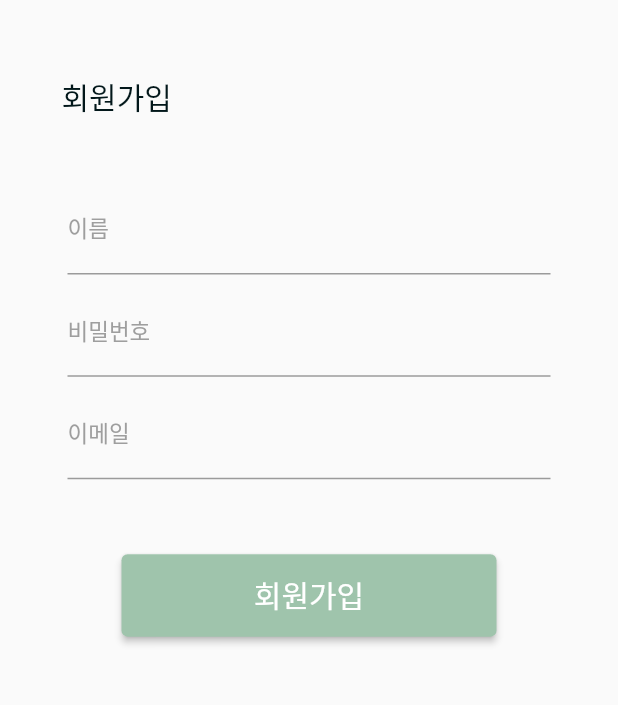
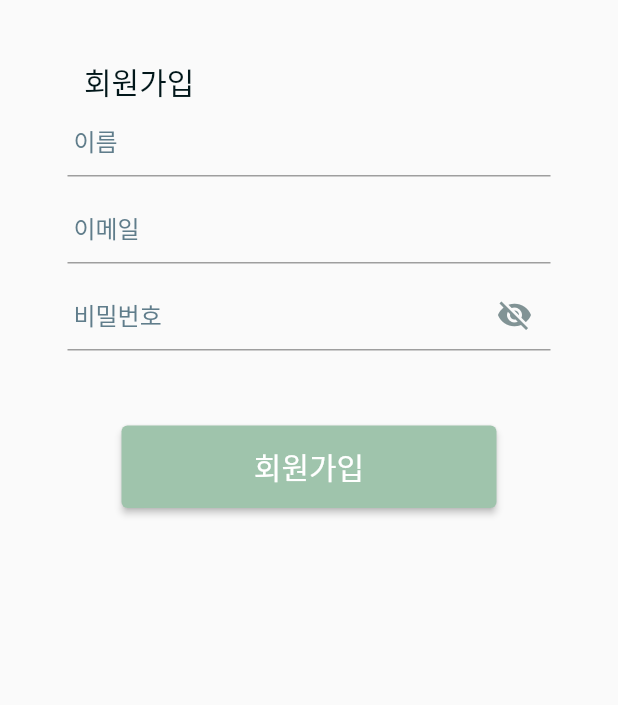
Before and after one commit to IPL-2021conf/Image_Private_bLur_, a Flutter app: the sign_up screen opened directly, on a phone screen of 412 x 824 dp, the part 245-950 px from its top. Run offline on Flutter 3.47's test engine with Material 2 defaults, Android fonts, the light colour scheme and no system bars; missing offline and left inert: dart:ffi; accounts and stored records are empty.

Commit message:
Add_jiyoon_SignUp

```diff
--- a/lib/screens/login.dart
+++ b/lib/screens/login.dart
@@ -186,8 +186,9 @@ class _login extends State<login> {
                                     MaterialPageRoute(
                                         builder: (context) => home()));
                               } else {
+                                print(value.error);
                                 final snackBar = SnackBar(
-                                  content: Text(value.error),
+                                  content: Text("로그인 실패"),
                                 );
                                 scaffoldKey.currentState!
                                     .showSnackBar(snackBar);
--- a/lib/screens/sign_up.dart
+++ b/lib/screens/sign_up.dart
@@ -1,78 +1,190 @@
 import 'package:flutter/material.dart';
+import '../api_service.dart';
+import '../user_model.dart';
 
 class sign_up extends StatefulWidget {
-
   @override
   _sign_up createState() => _sign_up();
 }
+
 class _sign_up extends State<sign_up> {
+  GlobalKey<FormState> globalFormKey = new GlobalKey<FormState>();
+  bool hidePassWord = true;
+  String userName = '', email = '', password = '';
+  bool isApiCallProcess = false;
+  late SignUpRequesetModel requesetModel;
   @override
   Widget build(BuildContext context) {
     return Scaffold(
       body: SingleChildScrollView(
-        child: Column(
-          children: [
-            SizedBox(height: 15,),
+        child: Column(children: [
+          SizedBox(
+            height: 15,
+          ),
           Container(
-              child: Row(children:[IconButton(
+            child: Row(children: [
+              IconButton(
                 iconSize: 50,
                 icon: Icon(Icons.navigate_before),
-            onPressed: () {Navigator.pop(context);})]),),
+                onPressed: () {
+                  Navigator.pop(context);
+                },
+              ),
+            ]),
+          ),
           Center(
-              child: Image(image: AssetImage('images/logo1.png'),),
+            child: Image(
+              image: AssetImage('images/logo1.png'),
             ),
-            SizedBox(height: 50,),
+          ),
+          SizedBox(
+            height: 40,
+          ),
           Container(
             width: 350,
             child: Row(
               children: [
-                  SizedBox(width: 10,),
-                  Text("회원가입", style: const TextStyle(
-                    color: const Color(0xff02171a),
-                    fontSize: 20),
+                SizedBox(
+                  width: 25,
+                ),
+                Text("회원가입",
+                    style: const TextStyle(
+                        color: const Color(0xff02171a), fontSize: 20),
                     textAlign: TextAlign.left),
-                ],),
+              ],
+            ),
           ),
           Form(
+            key: globalFormKey,
             child: Theme(
               data: ThemeData(
                 primaryColor: Color(0xff819395),
                 inputDecorationTheme: InputDecorationTheme(
-                    labelStyle:TextStyle(color: Colors.grey, fontSize: 15))),
+                  labelStyle: TextStyle(color: Colors.grey, fontSize: 15),
+                ),
+              ),
               child: Container(
-                      padding: EdgeInsets.all(45.0),
+                padding: EdgeInsets.only(left: 45, right: 45),
                 child: Column(
                   children: <Widget>[
-                          TextField(
-                            decoration: InputDecoration(labelText: '이름'),
+                    TextFormField(
+                      cursorColor: Colors.grey,
                       keyboardType: TextInputType.text,
+                      onSaved: (input) => requesetModel.user = input!,
+                      validator: (input) =>
+                          input!.length < 2 ? "2자 이상 적어주세요" : null,
+                      decoration: new InputDecoration(
+                        hintText: " 이름",
+                        hintStyle: TextStyle(color: Colors.blueGrey),
+                        enabledBorder: UnderlineInputBorder(
+                          borderSide: BorderSide(
+                            color: Colors.grey,
                           ),
-                          SizedBox(height:10),
-                          TextField(
-                            decoration: InputDecoration(labelText: '비밀번호'),
+                        ),
+                        focusedBorder: UnderlineInputBorder(
+                          borderSide: BorderSide(
+                            color: Colors.black,
+                          ),
+                        ),
+                      ),
+                    ),
+                    SizedBox(height: 10),
+                    TextFormField(
+                      cursorColor: Colors.grey,
                       keyboardType: TextInputType.text,
-                            obscureText: true,
+                      onSaved: (input) => requesetModel.email = input!,
+                      validator: (input) =>
+                          !input!.contains("@") ? "이메일 형식으로 적어주세요" : null,
+                      decoration: new InputDecoration(
+                        hintText: " 이메일",
+                        hintStyle: TextStyle(color: Colors.blueGrey),
+                        enabledBorder: UnderlineInputBorder(
+                          borderSide: BorderSide(
+                            color: Colors.grey,
                           ),
-                          SizedBox(height:10),
-                          TextField(
-                            decoration: InputDecoration(labelText: '이메일'),
+                        ),
+                        focusedBorder: UnderlineInputBorder(
+                          borderSide: BorderSide(
+                            color: Colors.black,
+                          ),
+                        ),
+                      ),
+                    ),
+                    SizedBox(height: 10),
+                    TextFormField(
+                      cursorColor: Colors.grey,
                       keyboardType: TextInputType.text,
-                            obscureText: true,
+                      onSaved: (input) => requesetModel.password = input!,
+                      validator: (input) =>
+                          input!.length < 2 ? "3자 이상 적어주세요" : null,
+                      obscureText: hidePassWord,
+                      decoration: new InputDecoration(
+                        hintText: " 비밀번호",
+                        hintStyle: TextStyle(color: Colors.blueGrey),
+                        enabledBorder: UnderlineInputBorder(
+                          borderSide: BorderSide(
+                            color: Colors.grey,
+                          ),
+                        ),
+                        focusedBorder: UnderlineInputBorder(
+                          borderSide: BorderSide(
+                            color: Colors.black,
+                          ),
+                        ),
+                        suffixIcon: IconButton(
+                          onPressed: () {
+                            if (validateAndSave()) {
+                              setState(() {
+                                isApiCallProcess = true;
+                              });
+
+                              APIService apiService = new APIService();
+                              apiService.signUp(requesetModel).then((value) {
+                                setState(() {
+                                  isApiCallProcess = false;
+                                });
+                              });
+                              print(requesetModel.toJson());
+                            }
+                          },
+                          color: Color(0xff819395),
+                          icon: Icon(hidePassWord
+                              ? Icons.visibility_off
+                              : Icons.visibility),
+                        ),
+                      ),
                     ),
                     SizedBox(height: 50),
                     ElevatedButton(
-                            style:ElevatedButton.styleFrom(
+                        style: ElevatedButton.styleFrom(
                           primary: Color(0xff9fc4ac),
-                              minimumSize: Size(250, 55),  ),
-                              child: const Text('회원가입',style: TextStyle(fontSize: 20,)),
-                              onPressed: () {},
+                          minimumSize: Size(250, 55),
                         ),
-                        ],
+                        child: const Text(
+                          '회원가입',
+                          style: TextStyle(
+                            fontSize: 20,
                           ),
-                    )))
+                        ),
+                        onPressed: () {
+                          if (validateAndSave()) {}
+                        }),
                   ],
                 ),
               ),
+            ),
+          ),
+        ]),
+      ),
     );
   }
+
+  bool validateAndSave() {
+    final form = globalFormKey.currentState;
+    if (form!.validate()) {
+      form.save();
+      return true;
     }
+    return false;
+  }
+}
--- a/lib/user_model.dart
+++ b/lib/user_model.dart
@@ -6,19 +6,19 @@ class LoginResponseModel {
 
   factory LoginResponseModel.fromJson(Map<String, dynamic> json) {
     return LoginResponseModel(
-      token: json["token"] != null ? json["token"] : "",
+      token: json["access"] != null ? json["access"] : "",
       error: json["error"] != null ? json["error"] : "",
     );
   }
 }
 
 class LoginRequesetModel {
-  String email = '';
-  String password = '';
+  String email = "";
+  String password = "";
 
   LoginRequesetModel({
-    this.email = '',
-    this.password = '',
+    this.email = "",
+    this.password = "",
   });
 
   Map<String, dynamic> toJson() {
@@ -26,6 +26,29 @@ class LoginRequesetModel {
       'email': email.trim(),
       'password': password.trim(),
     };
+
     return map;
   }
 }
+
+class SignUpRequesetModel {
+  String user = "";
+  String email = "";
+  String password = "";
+
+  SignUpRequesetModel({
+    this.user = "",
+    this.email = "",
+    this.password = "",
+  });
+
+  Map<String, dynamic> toJson() {
+    Map<String, dynamic> map = {
+      'user': user.trim(),
+      'email': email.trim(),
+      'password': password.trim(),
+    };
+
+    return map;
+  }
+}
--- a/pubspec.yaml
+++ b/pubspec.yaml
@@ -31,7 +31,6 @@ dependencies:
     sdk: flutter
   hawk_fab_menu: ^0.3.2
 
-
   # The following adds the Cupertino Icons font to your application.
   # Use with the CupertinoIcons class for iOS style icons.
   cupertino_icons: ^1.0.2
@@ -46,7 +45,7 @@ dev_dependencies:
   # activated in the `analysis_options.yaml` file located at the root of your
   # package. See that file for information about deactivating specific lint
   # rules and activating additional ones.
-  flutter_lints: ^1.0.0
+  #flutter_lints: ^1.0.0
 
 # For information on the generic Dart part of this file, see the
 # following page: https://dart.dev/tools/pub/pubspec
```
Also changed, not shown: lib/api_service.dart (+37 -1 lines), pubspec.lock. Lines whose indentation alone changed are shown as unchanged.
